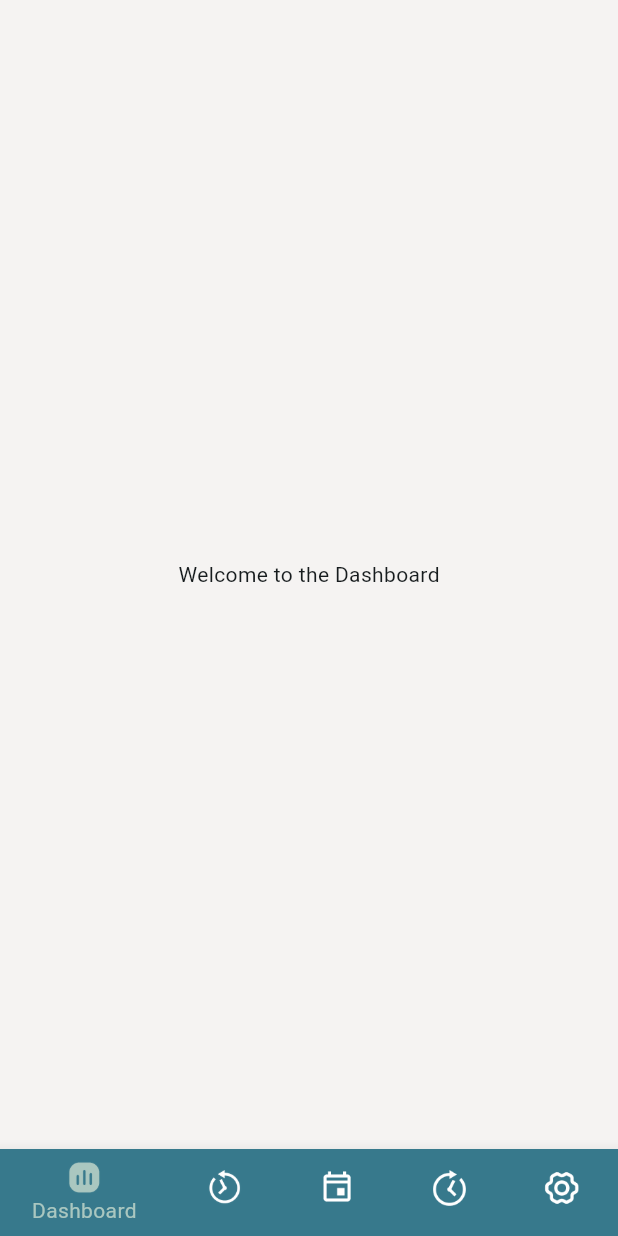
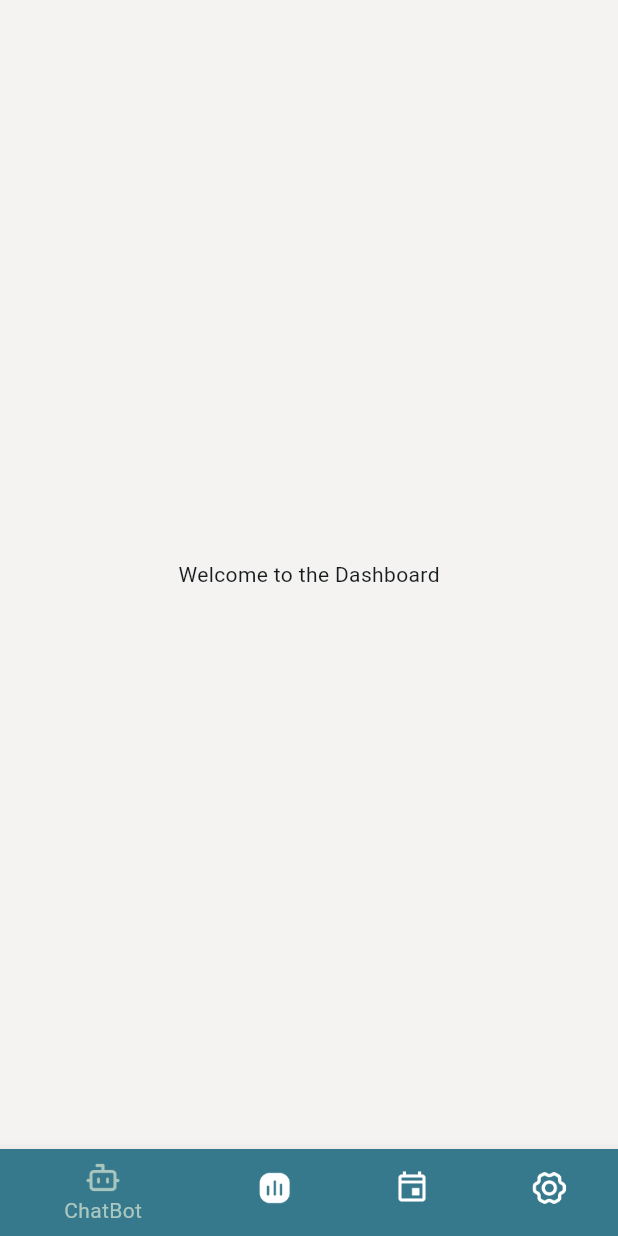
Before and after one commit to monsimb/WeHack, a Flutter app: the screen it shows after launch, on a phone screen of 412 x 824 dp. Run offline on Flutter 3.47's test engine with Material 3 defaults, Android fonts, the phone set to English and light mode, and no system bars.

Commit message:
fix nav bar...again

```diff
--- a/lib/main.dart
+++ b/lib/main.dart
@@ -93,7 +93,6 @@ class _MyHomePageState extends State<MyHomePage> {
     Dashboard(),
     LookBackward(),
     LookOnward(),
-    LookForward(),
     SettingsPage(),
   ];
 
@@ -116,27 +115,21 @@ class _MyHomePageState extends State<MyHomePage> {
           items: const <BottomNavigationBarItem>[
             BottomNavigationBarItem(
               icon: ImageIcon(
-                AssetImage('assets/dashboard.png'), // Custom dashboard icon
+                AssetImage('assets/past.png'), // Custom dashboard icon
+              ),
+              label: 'ChatBot',
+            ),
+            BottomNavigationBarItem(
+              icon: ImageIcon(
+                AssetImage('assets/present.png'), // Custom backward icon
               ),
               label: 'Dashboard',
             ),
             BottomNavigationBarItem(
               icon: ImageIcon(
-                AssetImage('assets/past.png'), // Custom backward icon
+                AssetImage('assets/future.png'), // Custom onward icon
               ),
-              label: 'Backward',
-            ),
-            BottomNavigationBarItem(
-              icon: ImageIcon(
-                AssetImage('assets/present.png'), // Custom onward icon
-              ),
-              label: 'Onward',
-            ),
-            BottomNavigationBarItem(
-              icon: ImageIcon(
-                AssetImage('assets/future.png'), // Custom forward icon
-              ),
-              label: 'Forward',
+              label: 'Calendar',
             ),
             BottomNavigationBarItem(
               icon: ImageIcon(
--- a/pubspec.yaml
+++ b/pubspec.yaml
@@ -66,7 +66,6 @@ flutter:
   # To add assets to your application, add an assets section, like this:
   assets:
     - assets/planit.png
-    - assets/dashboard.png
     - assets/past.png
     - assets/present.png
     - assets/future.png
```
Also changed, not shown: assets/dashboard.png (deleted), assets/future.png, assets/past.png, assets/present.png.
